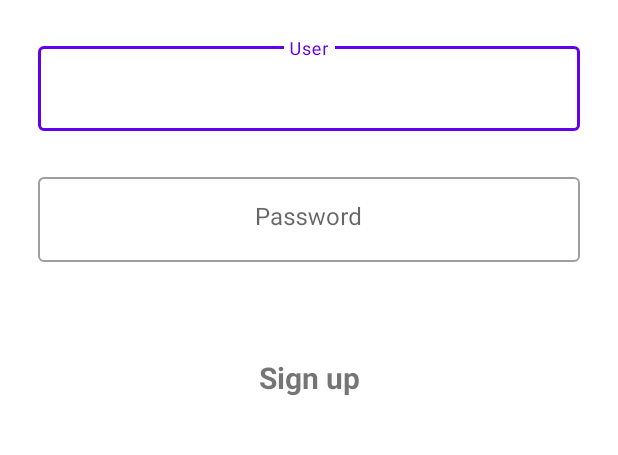
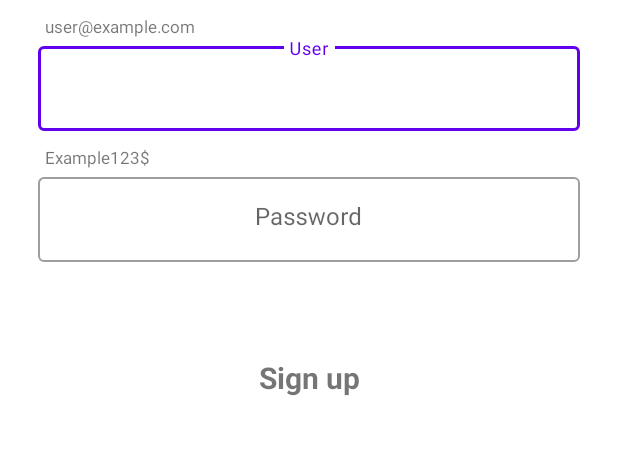
Before and after one commit to ignhol211/EcoMoving_Frontend, an Android app: the screen it shows after launch (LoginActivity), on a phone screen of 412 x 824 dp, the part 444-899 px from its top. Run offline under Robolectric (Android 15) with nearby library versions, the phone set to English and light mode, and no system bars.

```diff
--- a/app/src/main/java/com/example/ecomovingapp/Error.kt
+++ b/app/src/main/java/com/example/ecomovingapp/Error.kt
@@ -3,6 +3,11 @@ package com.example.ecomovingapp
 import com.google.gson.Gson
 
 class Error (val code:Int,val description:String) {
+    companion object{
+        val error1 = Error(1,"Fail to connect")
+        val error2 = Error(2,"Invalid user or password")
+        val error3 = Error(2,"Not registered user")
+    }
     override fun toString(): String {
         val gson = Gson()
         return gson.toJson(this)
--- a/app/src/main/res/layout/login_activity.xml
+++ b/app/src/main/res/layout/login_activity.xml
@@ -18,6 +18,15 @@
         app:layout_constraintVertical_bias="0.2"
         android:contentDescription="@string/iv_logo_description" />
 
+    <TextView
+        android:id="@+id/userFormat"
+        android:layout_width="match_parent"
+        android:layout_height="wrap_content"
+        android:layout_marginHorizontal="30dp"
+        app:layout_constraintBottom_toTopOf="@+id/til_user"
+        android:textSize="11sp"
+        android:text="@string/userformat"
+        android:visibility="visible"/>
     <com.google.android.material.textfield.TextInputLayout
         android:id="@+id/til_user"
         android:layout_width="match_parent"
@@ -36,6 +45,15 @@
             android:inputType="text" />
     </com.google.android.material.textfield.TextInputLayout>
 
+    <TextView
+        android:id="@+id/passwordFormat"
+        android:layout_width="match_parent"
+        android:layout_height="wrap_content"
+        android:layout_marginHorizontal="30dp"
+        app:layout_constraintBottom_toTopOf="@+id/til_password"
+        android:textSize="11sp"
+        android:text="@string/passwordformat"
+        android:visibility="visible"/>
     <com.google.android.material.textfield.TextInputLayout
         android:id="@+id/til_password"
         style="@style/Widget.MaterialComponents.TextInputLayout.OutlinedBox"
--- a/app/src/main/res/values/google_maps_key.xml
+++ /dev/null
@@ -1,6 +0,0 @@
-<?xml version="1.0" encoding="utf-8"?>
-<resources>
-    <string name="google_maps_key" translatable="false" templateMergeStrategy="preserve">
-        AIzaSyC0Fz3CptfmCqDKmV85uNsklHdchLKnlAw
-    </string>
-</resources>
--- a/app/src/main/res/values/strings.xml
+++ b/app/src/main/res/values/strings.xml
@@ -5,4 +5,6 @@
     <string name="iv_logo_description">EcoMovingLogo</string>
     <string name="sign_up">Sign up</string>
     <string name="sign_in">Sing in</string>
+    <string name="userformat">user@example.com</string>
+    <string name="passwordformat">Example123$</string>
 </resources>
```
Also changed, not shown: app/src/main/java/com/example/ecomovingapp/AuthUser.kt (added, +16 -0 lines), app/src/main/java/com/example/ecomovingapp/login/LoginActivity.kt (+9 -4 lines), app/src/main/java/com/example/ecomovingapp/login/LoginActivityViewModel.kt (+20 -27 lines), app/src/main/java/com/example/ecomovingapp/registration/SignUpActivity.kt (+23 -5 lines), app/src/main/java/com/example/ecomovingapp/registration/SignUpActivityViewModel.kt (+20 -46 lines), 1 other file.
